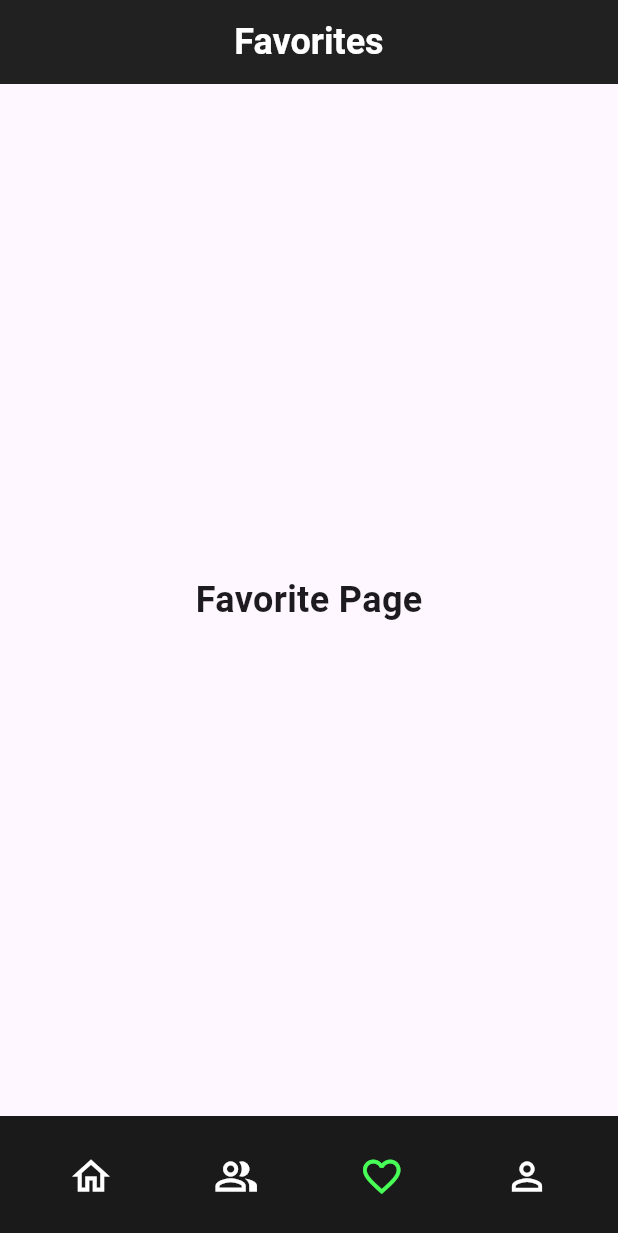
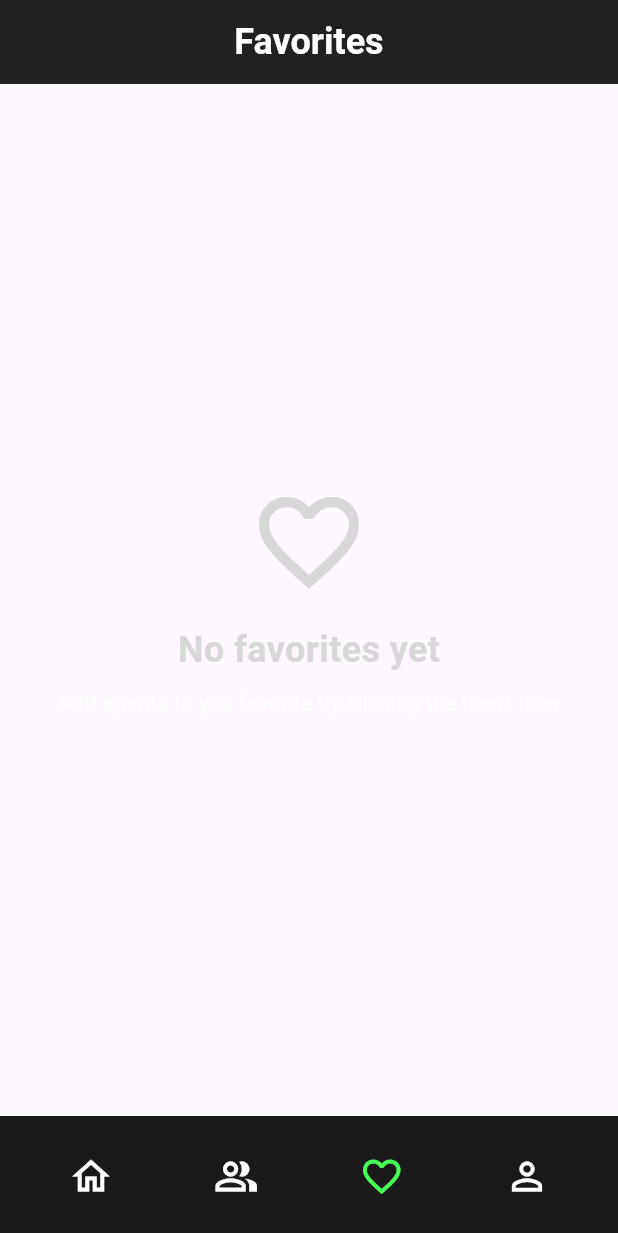
Before and after one commit to szarie/Game-Wiki-App, a Flutter app: the screen it shows after launch, item 3 of the bottom bar chosen, on a phone screen of 412 x 824 dp. Shown: the top 1233 px of the screen. Run offline on Flutter 3.47's test engine with Material 3 defaults, Android fonts, the phone set to English and light mode, and no system bars; our stand-ins replace shared_preferences.

Commit message:
worked on favorite page

```diff
--- a/mobdev/lib/fav.dart
+++ b/mobdev/lib/fav.dart
@@ -1,5 +1,11 @@
 import 'package:flutter/material.dart';
+import 'package:flutter/services.dart';
+import 'package:mobdev/agent_list.dart';
 import 'package:mobdev/nav.dart';
+import 'package:mobdev/agent.dart';
+import 'dart:convert';
+import 'package:shared_preferences/shared_preferences.dart';
+import 'package:mobdev/fav_manager.dart';
 
 class FavoritePage extends StatefulWidget {
   const FavoritePage({super.key});
@@ -8,20 +14,101 @@ class FavoritePage extends StatefulWidget {
 }
 
 class _FavoritePageState extends State<FavoritePage> {
+  List<Agent> _favoriteAgents = [];
+  bool isLoading = true;
+
+  @override
+  void initState() {
+    super.initState();
+    setState(() {
+      isLoading = true;
+    });
+    _loadFavorites();
+  }
+
+  Future<void> _loadFavorites() async {
+    setState(() {
+      isLoading = true;
+    });
+
+    //get all fav IDs
+    final favoriteids = await FavoritesManager.getFavoriteIds();
+
+    //load all agents
+    final String jsonData =
+        await rootBundle.loadString('assets/json/agents.json');
+    final Map<String, dynamic> data = jsonDecode(jsonData);
+    final List<Agent> allAgents =
+        List<Agent>.from(data['agents'].map((agent) => Agent.fromJson(agent)));
+
+    // Filter only fav
+    final List<Agent> favorites =
+        allAgents.where((agent) => favoriteids.contains(agent.id)).toList();
+
+    setState(() {
+      _favoriteAgents = favorites;
+      isLoading = false;
+    });
+  }
+
   @override
   Widget build(BuildContext context) {
     return BasePage(
       currentIndex: 2,
-      child: Center(
+      child: isLoading
+          ? Center(child: CircularProgressIndicator())
+          : RefreshIndicator(
+              onRefresh: _loadFavorites,
+              child: _favoriteAgents.isEmpty
+                  ? Center(
                       child: Column(
                       mainAxisAlignment: MainAxisAlignment.center,
                       children: [
-            const Text(
-              'Favorite Page', // Fixed the page title
-              style: TextStyle(fontSize: 24, fontWeight: FontWeight.bold),
+                        Icon(
+                          Icons.favorite_border,
+                          size: 80,
+                          color: Color.fromARGB(255, 215, 215, 215),
                         ),
-            // Rest of your content
+                        SizedBox(height: 15),
+                        Text(
+                          'No favorites yet',
+                          style: TextStyle(
+                            fontSize: 24,
+                            fontWeight: FontWeight.bold,
+                            color: Color.fromARGB(255, 215, 215, 215),
+                          ),
+                        ),
+                        SizedBox(height: 8),
+                        Text(
+                          'Add agents to you favorite by clicking the heart icon',
+                          textAlign: TextAlign.center,
+                          style: TextStyle(
+                            color: Color.fromARGB(255, 255, 255, 255),
+                          ),
+                        )
                       ],
+                    ))
+                  : Container(
+                      color: const Color.fromARGB(255, 25, 26, 27),
+                      padding: const EdgeInsets.all(8.0),
+                      child: GridView.builder(
+                        gridDelegate:
+                            const SliverGridDelegateWithFixedCrossAxisCount(
+                          crossAxisCount: 3,
+                          childAspectRatio: 0.85,
+                          crossAxisSpacing: 10,
+                          mainAxisSpacing: 10,
+                        ),
+                        itemCount: _favoriteAgents.length,
+                        itemBuilder: (context, index) {
+                          final agent = _favoriteAgents[index];
+                          return AgentCard(
+                              agent: agent,
+                              onFavoriteToggle: () {
+                                _loadFavorites();
+                              });
+                        },
+                      ),
                     ),
             ),
     );
--- /dev/null
+++ b/mobdev/lib/fav_manager.dart
@@ -0,0 +1,38 @@
+import 'package:flutter/material.dart';
+import 'package:mobdev/nav.dart';
+import 'package:mobdev/agent.dart';
+import 'dart:convert';
+import 'package:shared_preferences/shared_preferences.dart';
+
+class FavoritesManager {
+  static const String _favoritesKey = 'favorite_agents';
+
+  //Get the list of favorite agent ID
+  static Future<List<String>> getFavoriteIds() async {
+    final prefs = await SharedPreferences.getInstance();
+    final favorite = prefs.getStringList(_favoritesKey) ?? [];
+    return favorite;
+  }
+
+  //check if agent is a favorite
+  static Future<bool> isFavorite(String agentId) async {
+    final favoriteIds = await getFavoriteIds();
+    return favoriteIds.contains(agentId);
+  }
+
+  // favorite status
+  static Future<bool> toggleFavorite(String agentId) async {
+    final prefs = await SharedPreferences.getInstance();
+    final favorite = prefs.getStringList(_favoritesKey) ?? [];
+
+    if (favorite.contains(agentId)) {
+      favorite.remove(agentId);
+      await prefs.setStringList(_favoritesKey, favorite);
+      return false; // Removed from favorites
+    } else {
+      favorite.add(agentId);
+      await prefs.setStringList(_favoritesKey, favorite);
+      return true; // Added to favorites
+    }
+  }
+}
```
Also changed, not shown: mobdev/lib/agent_details.dart (+60 -7 lines), mobdev/lib/agent_list.dart (+6 -1 lines). Lines whose indentation alone changed are shown as unchanged.
